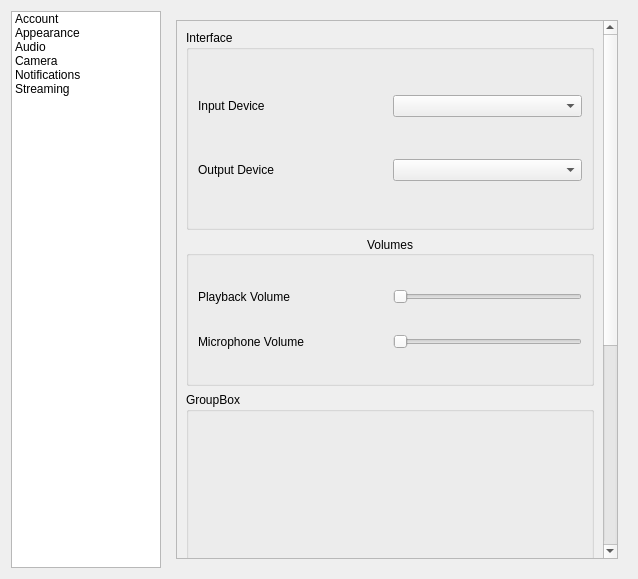
Old version of the form ui/settings.ui in the repository Jan5u/jakki.
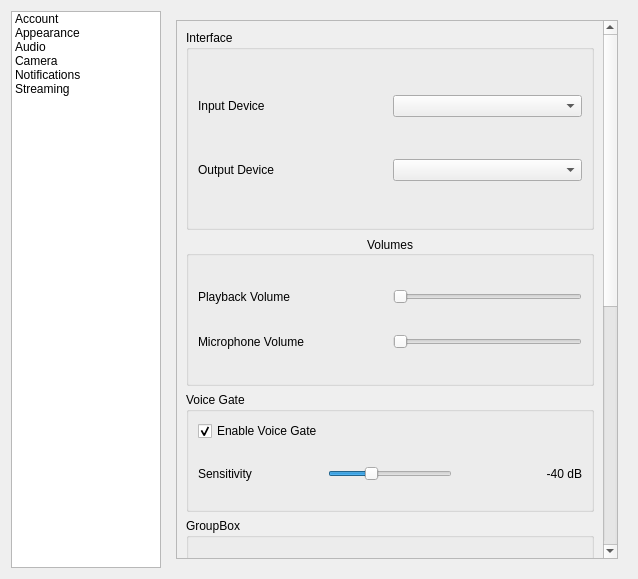
New version of the form. The open tabs and pages were chosen to show the change.

Commit message:
Feature/voice gate (#21)
* Added About Qt action to menu

* Added statusbar and some icons

* Added closable channelsTreeView

* Added userlist and user status change events

* Fixed screenshare renderer aspect ratio

* Fixed screenshare renderer to scale correctly

* Added welcome tab and moved tab corner buttons to menubar corner

* Added server connect button to welcome tab

* Added user left channel event handling

* Added disconnect voice channel button and functionality

* Added voice gate functionality with adjustable threshold and enable/disable options

* Added voice gate for wasapi

```diff
--- a/ui/settings.ui
+++ b/ui/settings.ui
@@ -276,6 +276,94 @@
              </item>
             </layout>
            </item>
+           <item>
+            <layout class="QHBoxLayout" name="horizontalLayout_12">
+             <item>
+              <widget class="QGroupBox" name="voiceGateGroupBox">
+               <property name="minimumSize">
+                <size>
+                 <width>0</width>
+                 <height>120</height>
+                </size>
+               </property>
+               <property name="maximumSize">
+                <size>
+                 <width>800</width>
+                 <height>120</height>
+                </size>
+               </property>
+               <property name="title">
+                <string>Voice Gate</string>
+               </property>
+               <layout class="QVBoxLayout" name="voiceGateLayout">
+                <item>
+                 <layout class="QHBoxLayout" name="voiceGateEnableLayout">
+                  <item>
+                   <widget class="QCheckBox" name="voiceGateCheckBox">
+                    <property name="text">
+                     <string>Enable Voice Gate</string>
+                    </property>
+                    <property name="checked">
+                     <bool>true</bool>
+                    </property>
+                   </widget>
+                  </item>
+                 </layout>
+                </item>
+                <item>
+                 <layout class="QHBoxLayout" name="voiceGateSliderLayout">
+                  <item>
+                   <widget class="QLabel" name="voiceGateLabel">
+                    <property name="text">
+                     <string>Sensitivity</string>
+                    </property>
+                   </widget>
+                  </item>
+                  <item>
+                   <widget class="QSlider" name="voiceGateSlider">
+                    <property name="sizePolicy">
+                     <sizepolicy hsizetype="Preferred" vsizetype="Fixed">
+                      <horstretch>0</horstretch>
+                      <verstretch>0</verstretch>
+                     </sizepolicy>
+                    </property>
+                    <property name="minimum">
+                     <number>-60</number>
+                    </property>
+                    <property name="maximum">
+                     <number>0</number>
+                    </property>
+                    <property name="value">
+                     <number>-40</number>
+                    </property>
+                    <property name="orientation">
+                     <enum>Qt::Orientation::Horizontal</enum>
+                    </property>
+                   </widget>
+                  </item>
+                  <item>
+                   <widget class="QLabel" name="voiceGateValueLabel">
+                    <property name="minimumSize">
+                     <size>
+                      <width>55</width>
+                      <height>0</height>
+                     </size>
+                    </property>
+                    <property name="text">
+                     <string>-40 dB</string>
+                    </property>
+                    <property name="alignment">
+                     <set>Qt::AlignmentFlag::AlignRight|Qt::AlignmentFlag::AlignVCenter</set>
+                    </property>
+                   </widget>
+                  </item>
+                 </layout>
+                </item>
+               </layout>
+              </widget>
+             </item>
+            </layout>
+           </item>
            <item>
             <layout class="QHBoxLayout" name="horizontalLayout_11">
              <item>
```
The commit also changes 10 other files.
